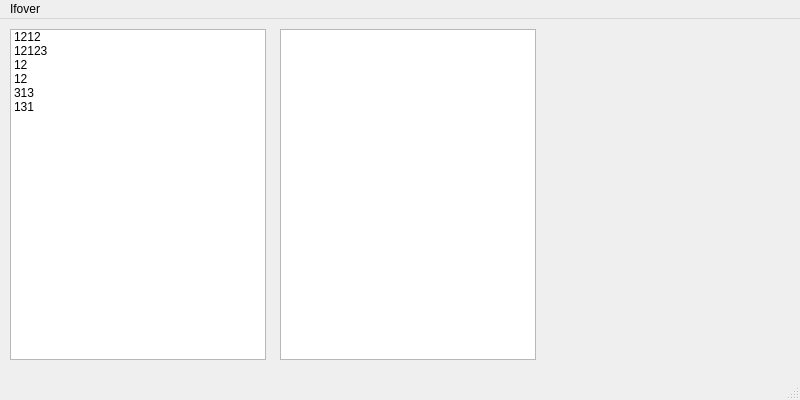
Qt form McEx.ui (Ifover/McEx) before a commit.
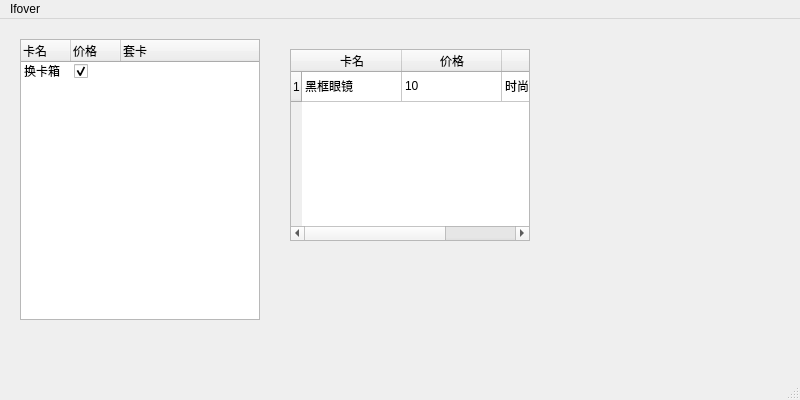
The same form after that commit.

Patch:
```diff
--- a/McEx.ui
+++ b/McEx.ui
@@ -14,70 +14,115 @@
    <string>MainWindow</string>
   </property>
   <widget class="QWidget" name="centralwidget">
-   <widget class="QListWidget" name="listWidget">
+   <widget class="QTableWidget" name="tableWidget">
+    <property name="enabled">
+     <bool>true</bool>
+    </property>
     <property name="geometry">
      <rect>
-      <x>10</x>
-      <y>10</y>
-      <width>256</width>
-      <height>331</height>
+      <x>290</x>
+      <y>30</y>
+      <width>240</width>
+      <height>192</height>
      </rect>
     </property>
-    <property name="contextMenuPolicy">
-     <enum>Qt::DefaultContextMenu</enum>
-    </property>
-    <property name="dragEnabled">
-     <bool>true</bool>
-    </property>
-    <property name="selectionMode">
-     <enum>QAbstractItemView::MultiSelection</enum>
-    </property>
-    <property name="viewMode">
-     <enum>QListView::ListMode</enum>
-    </property>
-    <property name="sortingEnabled">
-     <bool>false</bool>
-    </property>
-    <item>
+    <row>
      <property name="text">
-      <string>1212</string>
+      <string>1</string>
      </property>
-    </item>
-    <item>
+    </row>
+    <column>
      <property name="text">
-      <string>12123</string>
+      <string>卡名</string>
      </property>
-    </item>
-    <item>
+    </column>
+    <column>
      <property name="text">
-      <string>12</string>
+      <string>价格</string>
      </property>
-    </item>
-    <item>
+    </column>
+    <column>
      <property name="text">
-      <string>12</string>
+      <string>套卡</string>
      </property>
+    </column>
+    <item row="0" column="0">
+     <property name="text">
+      <string>黑框眼镜</string>
+     </property>
     </item>
-    <item>
+    <item row="0" column="1">
      <property name="text">
-      <string>313</string>
+      <string>10</string>
      </property>
     </item>
-    <item>
+    <item row="0" column="2">
      <property name="text">
-      <string>131</string>
+      <string>时尚男套装</string>
      </property>
     </item>
    </widget>
-   <widget class="QListView" name="listView">
+   <widget class="QTreeWidget" name="treeWidget">
     <property name="geometry">
      <rect>
-      <x>280</x>
-      <y>10</y>
-      <width>256</width>
-      <height>331</height>
+      <x>20</x>
+      <y>20</y>
+      <width>240</width>
+      <height>281</height>
      </rect>
     </property>
+    <property name="indentation">
+     <number>0</number>
+    </property>
+    <property name="allColumnsShowFocus">
+     <bool>true</bool>
+    </property>
+    <attribute name="headerMinimumSectionSize">
+     <number>20</number>
+    </attribute>
+    <attribute name="headerDefaultSectionSize">
+     <number>50</number>
+    </attribute>
+    <attribute name="headerShowSortIndicator" stdset="0">
+     <bool>true</bool>
+    </attribute>
+    <column>
+     <property name="text">
+      <string>卡名</string>
+     </property>
+    </column>
+    <column>
+     <property name="text">
+      <string>价格</string>
+     </property>
+    </column>
+    <column>
+     <property name="text">
+      <string>套卡</string>
+     </property>
+    </column>
+    <item>
+     <property name="text">
+      <string>换卡箱</string>
+     </property>
+     <property name="text">
+      <string/>
+     </property>
+     <property name="checkState">
+      <enum>Checked</enum>
+     </property>
+     <item>
+      <property name="text">
+       <string>黑框眼镜</string>
+      </property>
+      <property name="text">
+       <string>9999</string>
+      </property>
+      <property name="text">
+       <string>时尚男装</string>
+      </property>
+     </item>
+    </item>
    </widget>
   </widget>
   <widget class="QMenuBar" name="menuBar">
```
